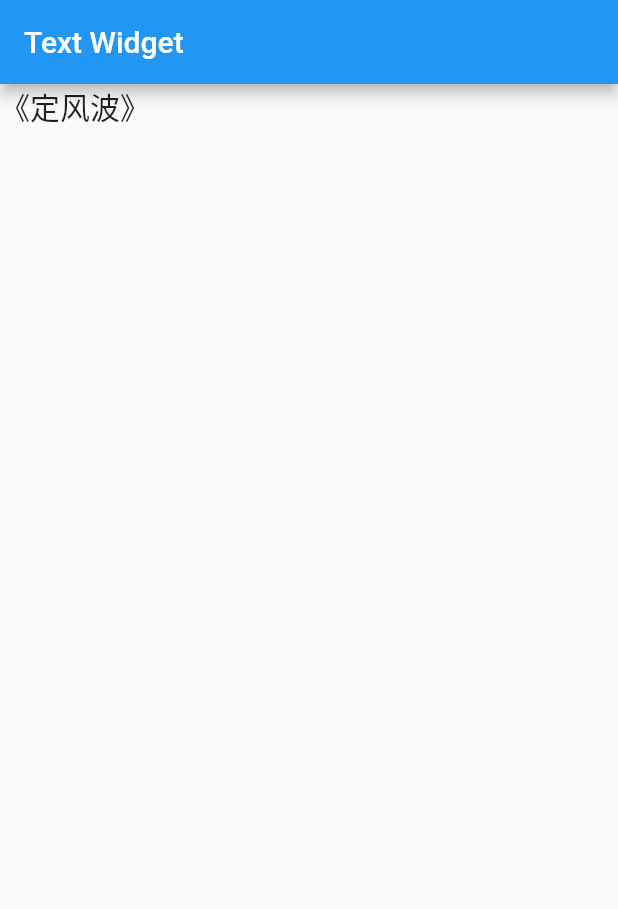
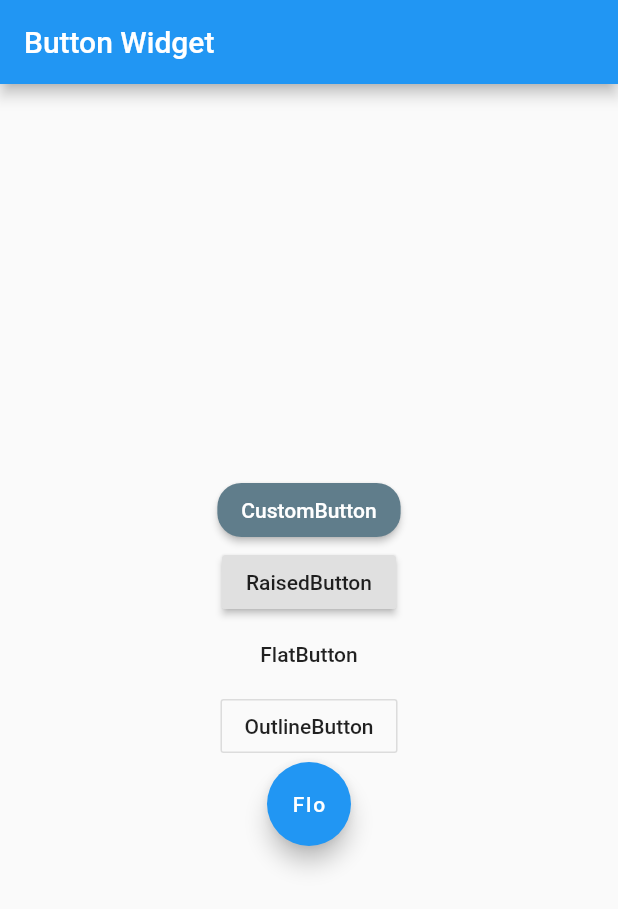
Before and after one commit to crackzj/flutter, a Flutter app: the screen it shows after launch, on a phone screen of 412 x 824 dp. Shown: the top 909 px of the screen. Run offline on Flutter 3.47's test engine with Material 2 defaults, Android fonts, the phone set to English and light mode, and no system bars.

Commit message:
button widget

```diff
--- a/lib/main.dart
+++ b/lib/main.dart
@@ -6,52 +6,61 @@ class Myapp extends StatelessWidget {
   @override
   Widget build(BuildContext btx) {
     return MaterialApp(
-      title: "Text Widget",
+      title: "Button Widget",
       home: Scaffold(
         appBar: AppBar(
-          title: Text("Text Widget"),
+          title: Text("Button Widget"),
         ),
-        body: TextContent(),
+        body: ButtonDemo(),
       ),
     );
   }
 }
 
-class TextContent extends StatelessWidget {
+class ButtonDemo extends StatelessWidget {
   @override
   Widget build(BuildContext context) {
     // TODO: implement build
-    return RichTextDemo();
-  }
-}
-
-class TextDemo extends StatelessWidget {
-  @override
-  Widget build(BuildContext context) {
-    // TODO: implement build
-    return Text(
-      "《定风波》苏轼\n莫听穿林打叶声，何妨吟啸且徐行。\n竹杖芒鞋轻胜马，谁怕？一蓑烟雨任平生。",
-      style: TextStyle(fontSize: 20, color: Colors.orange),
-      textAlign: TextAlign.center,
+    return Center(
+      child: Column(
+        children: [
+          CustomButton(),
+          RaisedButton(
+            onPressed: () => print("有背景button"),
+            child: Text("RaisedButton"),
+          ),
+          FlatButton(
+            onPressed: () => print("Flat button"),
+            child: Text("FlatButton"),
+          ),
+          OutlineButton(
+            onPressed: () => print("outline button"),
+            child: Text("OutlineButton"),
+          ),
+          FloatingActionButton(
+            onPressed: () => print("floating action Button"),
+            child: Text("Flo"),
+          )
+        ],
+        mainAxisAlignment: MainAxisAlignment.center,
+        crossAxisAlignment: CrossAxisAlignment.center,
+      ),
     );
   }
 }
 
-class RichTextDemo extends StatelessWidget {
+class CustomButton extends StatelessWidget {
   @override
   Widget build(BuildContext context) {
     // TODO: implement build
-    return Text.rich(
-      TextSpan(
-        children:[
-          TextSpan(
-            text: "《定风波》",
-            style: TextStyle(
-              fontSize: 20
-            )
-          )
-        ]
-      )
+    return RaisedButton(
+      onPressed: () => print("custom button"),
+      color: Colors.blueGrey,
+      shape: RoundedRectangleBorder(borderRadius: BorderRadius.circular(16)),
+      child: Text(
+        "CustomButton",
+        style: TextStyle(color: Colors.white),
+      ),
     );
   }
 }
```
